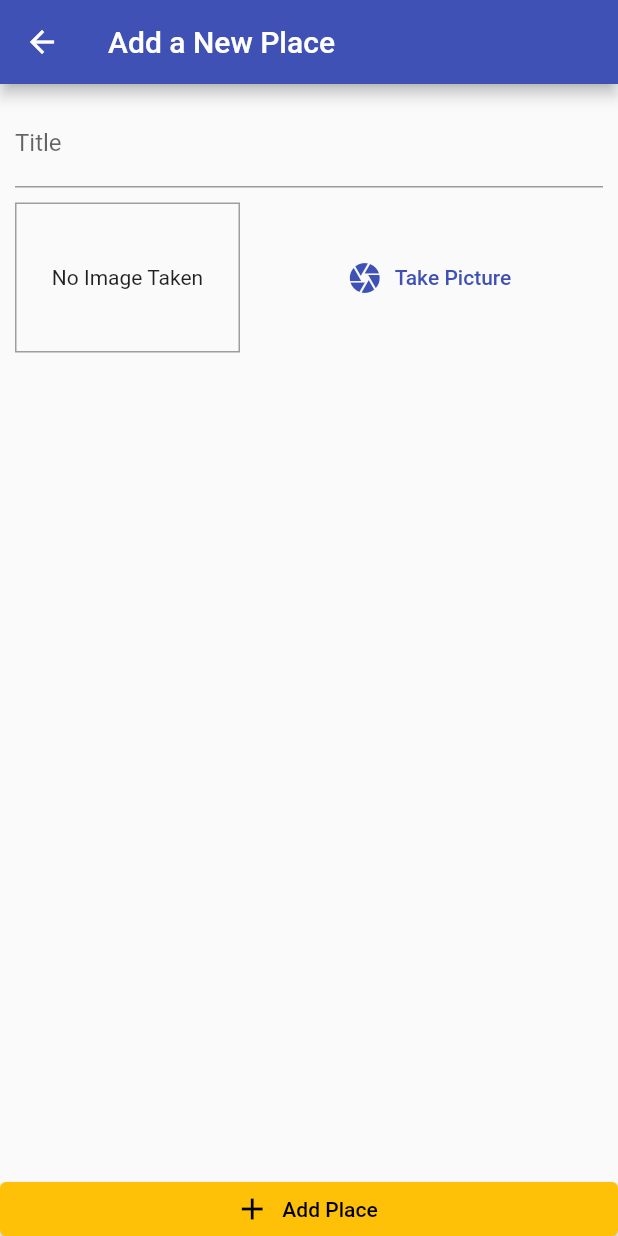
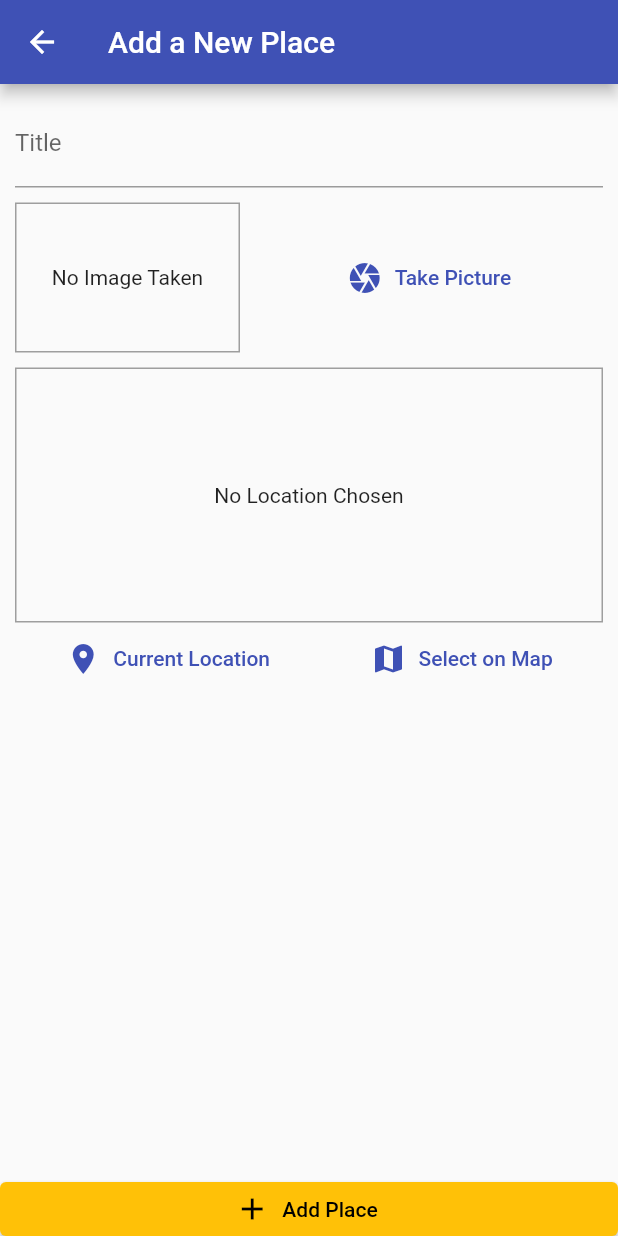
Before and after one commit to AbuSuf1an/Beautiful-Places-App, a Flutter app: the AddPlaceScreen screen opened by its route, on a phone screen of 412 x 824 dp. Run offline on Flutter 3.47's test engine with Material 2 defaults, Android fonts, the light colour scheme and no system bars; our stand-ins replace image_picker, sqflite; accounts and stored records are empty.

Commit message:
Location package installed and added location input

```diff
--- a/lib/screens/add_place_screen.dart
+++ b/lib/screens/add_place_screen.dart
@@ -4,6 +4,7 @@ import 'package:flutter/material.dart';
 import 'package:provider/provider.dart';
 
 import '../widgets/image_input.dart';
+import '../widgets/location_input.dart';
 import '../providers/great_places.dart';
 
 class AddPlaceScreen extends StatefulWidget {
@@ -62,6 +63,8 @@ class _AddPlaceScreenState extends State<AddPlaceScreen> {
                     ),
                     SizedBox(height: 10),
                     ImageInput(_selectImage),
+                    SizedBox(height: 10),
+                    LocationInput(),
                   ],
                 ),
               ),
--- /dev/null
+++ b/lib/widgets/location_input.dart
@@ -0,0 +1,52 @@
+import 'package:flutter/material.dart';
+
+class LocationInput extends StatefulWidget {
+  @override
+  State<LocationInput> createState() => _LocationInputState();
+}
+
+class _LocationInputState extends State<LocationInput> {
+  String _previewImageUrl;
+
+  @override
+  Widget build(BuildContext context) {
+    return Column(
+      children: [
+        Container(
+          height: 170,
+          width: double.infinity,
+          alignment: Alignment.center,
+          decoration: BoxDecoration(
+            border: Border.all(width: 1, color: Colors.grey),
+          ),
+          child: _previewImageUrl == null
+              ? Text(
+                  'No Location Chosen',
+                  textAlign: TextAlign.center,
+                )
+              : Image.network(
+                  _previewImageUrl,
+                  fit: BoxFit.cover,
+                ),
+        ),
+        Row(
+          mainAxisAlignment: MainAxisAlignment.spaceAround,
+          children: [
+            TextButton.icon(
+              icon: Icon(Icons.location_on),
+              label: Text('Current Location'),
+              style: ButtonStyle(),
+              onPressed: () {},
+            ),
+            TextButton.icon(
+              icon: Icon(Icons.map),
+              label: Text('Select on Map'),
+              style: ButtonStyle(),
+              onPressed: () {},
+            ),
+          ],
+        ),
+      ],
+    );
+  }
+}
--- a/pubspec.yaml
+++ b/pubspec.yaml
@@ -28,6 +28,7 @@ dependencies:
   path_provider: ^2.0.11
   path: ^1.8.2
   sqflite: ^2.1.0
+  location: ^4.4.0
 
   # The following adds the Cupertino Icons font to your application.
   # Use with the CupertinoIcons class for iOS style icons.
```
Also changed, not shown: pubspec.lock, 3 other files.
